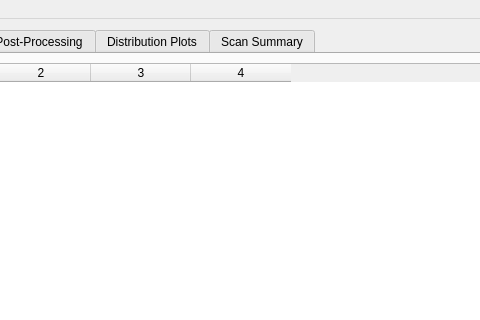
Before: the Qt Designer form astra_comparison_gui_tabs.ui in VELA-CLARA-software/OnlineModel, drawn with Qt 5; both pictures show x 130 to 610 and y 0 to 320 of the 1026 by 798 pixel window.
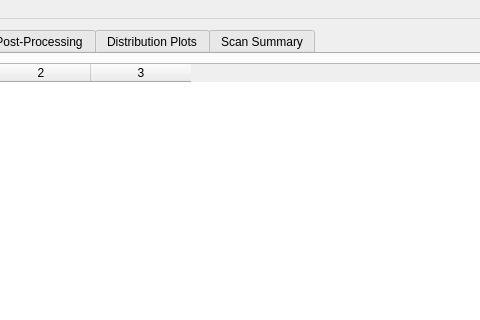
After: the same form once the commit is applied. The open tabs and pages were chosen to show the change. Custom widgets are drawn as their Qt base class.

```diff
--- a/astra_comparison_gui_tabs.ui
+++ b/astra_comparison_gui_tabs.ui
@@ -2927,8 +2927,18 @@
        <attribute name="title">
         <string>Runs</string>
        </attribute>
-       <layout class="QGridLayout" name="gridLayout_2">
-        <item row="0" column="0">
+       <layout class="QVBoxLayout" name="verticalLayout_6">
+        <item>
+         <widget class="QSplitter" name="run_splitter">
+          <property name="sizePolicy">
+           <sizepolicy hsizetype="Expanding" vsizetype="Preferred">
+            <horstretch>0</horstretch>
+            <verstretch>0</verstretch>
+           </sizepolicy>
+          </property>
+          <property name="orientation">
+           <enum>Qt::Horizontal</enum>
+          </property>
          <widget class="QTableWidget" name="run_parameters_table">
           <property name="sizePolicy">
            <sizepolicy hsizetype="MinimumExpanding" vsizetype="Expanding">
@@ -2946,7 +2956,7 @@
            <bool>true</bool>
           </property>
           <property name="columnCount">
-           <number>4</number>
+            <number>3</number>
           </property>
           <attribute name="horizontalHeaderCascadingSectionResizes">
            <bool>true</bool>
@@ -2966,7 +2976,7 @@
           <column/>
           <column/>
           <column/>
-          <column/>
+          </widget>
          </widget>
         </item>
        </layout>
```
Left out of the diff: 77 changed lines with no effect on the pictures. Lines whose indentation alone changed are shown as unchanged.
